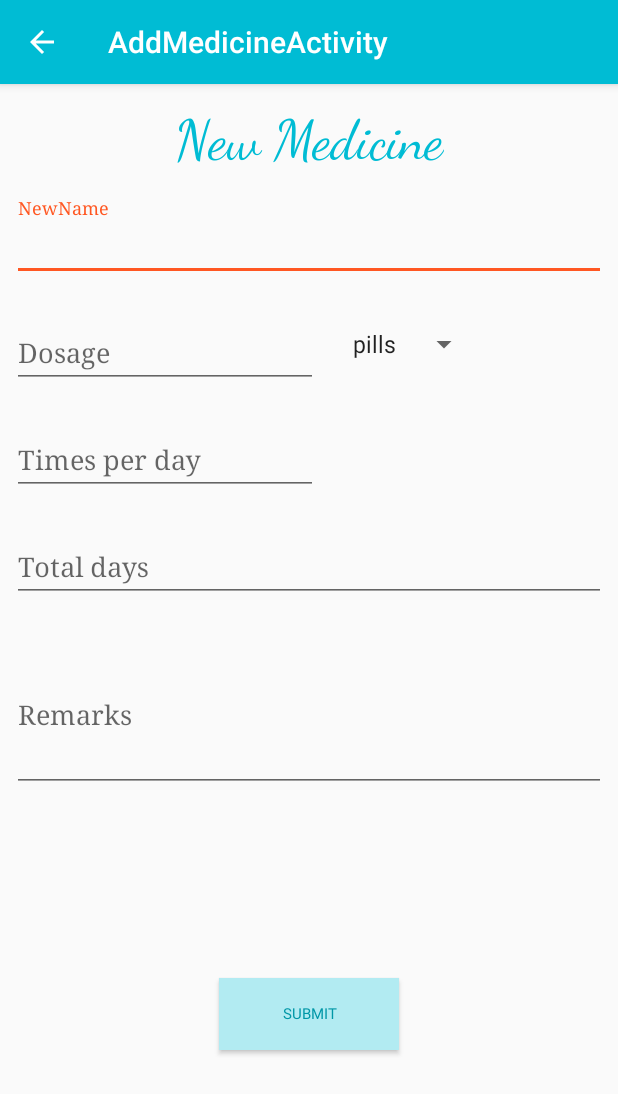
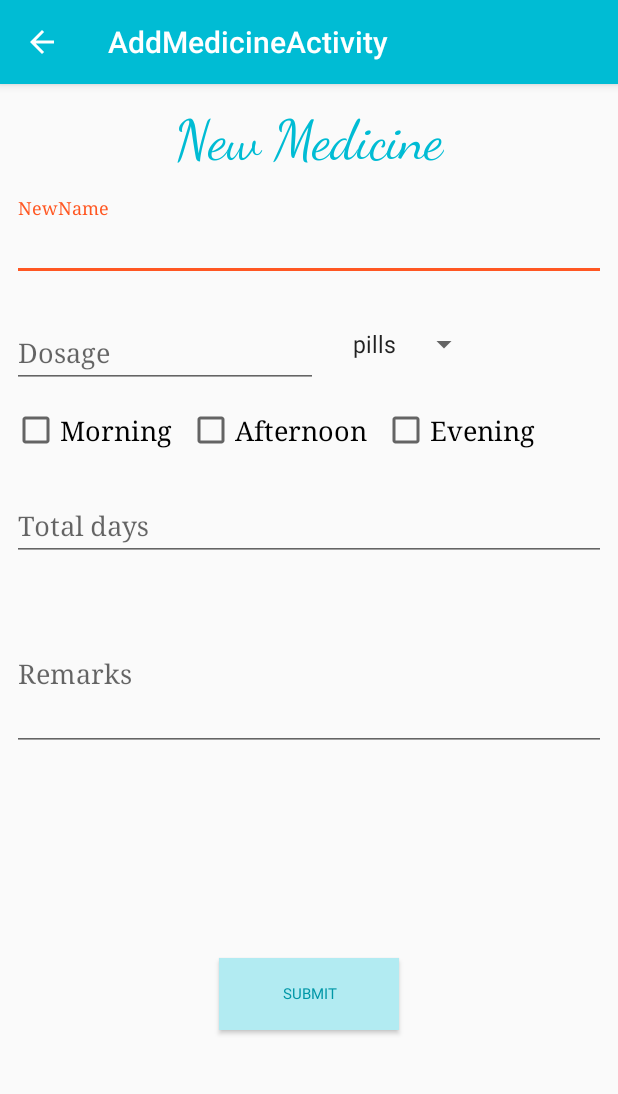
Before and after one commit to JiyunShi/MedicineTracker, an Android app: the screen it shows after launch (AddMedicineActivity), in the side drawer, after a tap on "Add new medicine", on a phone screen of 412 x 824 dp. Shown: the top 1094 px of the screen. Run offline under Robolectric (Android 15) with nearby library versions, the phone set to English and light mode, and no system bars; 3 statements that could not run were skipped.

Commit message:
finish new medicine add, with updating JSON.file

```diff
--- a/app/src/main/AndroidManifest.xml
+++ b/app/src/main/AndroidManifest.xml
@@ -22,6 +22,7 @@
         <activity
             android:name=".ProfileActivity"
             android:label="@string/title_activity_profile"
+            android:launchMode="singleTop"
             android:parentActivityName=".MainActivity"
             android:theme="@style/AppTheme.NoActionBar">
             <meta-data
@@ -50,11 +51,11 @@
             android:name=".NewUserActivity"
             android:label="@string/title_activity_new_user"
             android:theme="@style/AppTheme.NoActionBar"
-            android:parentActivityName=".MainActivity"
+            android:parentActivityName="com.example.niceday.medicinetracker.ProfileActivity"
             >
             <meta-data
                 android:name="android.support.PARENT_ACTIVITY"
-                android:value=".MainActivity" />
+                android:value="com.example.niceday.medicinetracker.ProfileActivity"/>
         </activity>
     </application>
 
--- a/app/src/main/java/com/example/niceday/medicinetracker/AddMedicineActivity.java
+++ b/app/src/main/java/com/example/niceday/medicinetracker/AddMedicineActivity.java
@@ -6,8 +6,27 @@ import android.support.design.widget.Snackbar;
 import android.support.v7.app.AppCompatActivity;
 import android.support.v7.widget.Toolbar;
 import android.view.View;
+import android.widget.CheckBox;
+import android.widget.Spinner;
+import android.widget.TextView;
+import android.widget.Toast;
+
+import com.google.gson.Gson;
+
+import java.util.ArrayList;
+import java.util.Calendar;
+import java.util.List;
+
+import static java.lang.System.currentTimeMillis;
 
 public class AddMedicineActivity extends AppCompatActivity {
+
+    User currentUser;
+    List<Plan> plans = new ArrayList<Plan>();
+    TextView newMedicineName, dosage, totaldays, medicineRemark;
+    Spinner medicineUnits;
+    CheckBox ckboxMorning, ckboxAfternoon, ckboxEvening;
+    List<User> userList = new ArrayList<User>();
 
     @Override
     protected void onCreate(Bundle savedInstanceState) {
@@ -17,7 +36,60 @@ public class AddMedicineActivity extends AppCompatActivity {
         setSupportActionBar(toolbar);
         getSupportActionBar().setDisplayHomeAsUpEnabled(true);
 
+        newMedicineName = (TextView) findViewById(R.id.newMedicineName);
+        dosage = (TextView) findViewById(R.id.dosage);
+        totaldays = (TextView) findViewById(R.id.totaldays);
+        medicineRemark = (TextView) findViewById(R.id.medicineRemark);
+        medicineUnits = (Spinner) findViewById(R.id.medicineUnits);
+        ckboxMorning = (CheckBox) findViewById(R.id.ckboxMorning);
+        ckboxAfternoon = (CheckBox) findViewById(R.id.ckboxAfternoon);
+        ckboxEvening = (CheckBox) findViewById(R.id.ckboxEvening);
+    }
+
+    public void addNewMedicineHandler(View view) {
+
+        String jsonUserObject="";
+        Bundle extras = getIntent().getExtras();
+        if(extras !=null){
+            jsonUserObject = extras.getString("currentUser");
+        }
+        currentUser = new Gson().fromJson(jsonUserObject, User.class);
+
+        plans = currentUser.getPlans();
+
+        //get input
+        Plan newplan = new Plan();
+        String newName = newMedicineName.getText().toString();
+        int newDosage = Integer.parseInt(dosage.getText().toString());
+        int total = Integer.parseInt(totaldays.getText().toString());
+        String remark = medicineRemark.getText().toString();
+        int unit = medicineUnits.getSelectedItemPosition();
+        boolean[] times={false,false,false};
+        if(ckboxMorning.isChecked()) times[0]=true;
+        if(ckboxAfternoon.isChecked()) times[1]=true;
+        if(ckboxEvening.isChecked()) times[2]=true;
+        //plan start time
+        long seconds = currentTimeMillis();
+
+
+        newplan.setPlanStartTime(seconds);
+        newplan.setMedName(newName);
+        newplan.setDosage(newDosage);
+        newplan.setTotal(total);
+        newplan.setRemark(remark);
+        newplan.setUnitindex(unit);
+        newplan.setTimesPerDay(times);
+
+
+
+        plans.add(newplan);
+        currentUser.setPlans(plans);
+        userList.add(currentUser);
+        boolean result = JSONHelper.updateDB(this, userList, currentUser.getName());
+
+        if(result) Toast.makeText(this, "create new Medicine Plan Successfully!!", Toast.LENGTH_LONG).show();
+        else Toast.makeText(this,"create new plan failed", Toast.LENGTH_LONG).show();
+        this.finish();
 
     }
-
 }
--- a/app/src/main/java/com/example/niceday/medicinetracker/MainActivity.java
+++ b/app/src/main/java/com/example/niceday/medicinetracker/MainActivity.java
@@ -13,9 +13,14 @@ import android.support.v7.app.AppCompatActivity;
 import android.support.v7.widget.Toolbar;
 import android.view.Menu;
 import android.view.MenuItem;
+import android.widget.TextView;
+
+import com.google.gson.Gson;
 
 public class MainActivity extends AppCompatActivity
         implements NavigationView.OnNavigationItemSelectedListener {
+    User currentUser;
+    NavigationView navigationView;
 
     @Override
     protected void onCreate(Bundle savedInstanceState) {
@@ -39,10 +44,27 @@ public class MainActivity extends AppCompatActivity
         drawer.setDrawerListener(toggle);
         toggle.syncState();
 
-        NavigationView navigationView = (NavigationView) findViewById(R.id.nav_view);
+        navigationView = (NavigationView) findViewById(R.id.nav_view);
         navigationView.setNavigationItemSelectedListener(this);
     }
+    @Override
+    protected void onResume() {
+        super.onResume();
+        View hView = navigationView.getHeaderView(0);
+        currentUser = JSONHelper.getCurrentUser(this);
+        if(currentUser==null){
+            currentUser = new User();
+            currentUser.setName("Guest User");
+            currentUser.setEmail("Please sign up asap!");
+            currentUser.setAge(0);
+        }
+        TextView mainUserName = hView.findViewById(R.id.userNameMain);
+        TextView emailMain = hView.findViewById(R.id.emailMain);
+        mainUserName.setText(currentUser.getName());
+        emailMain.setText(currentUser.getEmail());
 
+
+    }
     @Override
     public void onBackPressed() {
         DrawerLayout drawer = (DrawerLayout) findViewById(R.id.drawer_layout);
@@ -83,21 +105,23 @@ public class MainActivity extends AppCompatActivity
 
         switch (id) {
             case R.id.nav_profile:
-                Intent intent1 = new Intent(this, ProfileActivity.class);
-                startActivity(intent1);
+                Intent intentProfile = new Intent(this, ProfileActivity.class);
+                intentProfile.putExtra("currentUser", new Gson().toJson(currentUser));
+                startActivity(intentProfile);
 
                 break;
             case R.id.nav_add_newMedicine:
-                Intent intent2 = new Intent(this, AddMedicineActivity.class);
-                startActivity(intent2);
+                Intent intentNewMedicine = new Intent(this, AddMedicineActivity.class);
+                intentNewMedicine.putExtra("currentUser", new Gson().toJson(currentUser));
+                startActivity(intentNewMedicine);
                 break;
             case R.id.nav_report:
-                Intent intent3 = new Intent(this, ReportActivity.class);
-                startActivity(intent3);
+                Intent intentReport = new Intent(this, ReportActivity.class);
+                intentReport.putExtra("currentUser", new Gson().toJson(currentUser));
+                startActivity(intentReport);
                 break;
             case R.id.nav_share:
-                Intent intent4 = new Intent(this, NewUserActivity.class);
-                startActivity(intent4);
+
                 break;
             case R.id.nav_send:
 
@@ -108,4 +132,11 @@ public class MainActivity extends AppCompatActivity
         drawer.closeDrawer(GravityCompat.START);
         return true;
     }
+
+
+
+    public void takeActionHandler(View view) {
+
+
+    }
 }
--- a/app/src/main/java/com/example/niceday/medicinetracker/NewUserActivity.java
+++ b/app/src/main/java/com/example/niceday/medicinetracker/NewUserActivity.java
@@ -1,5 +1,6 @@
 package com.example.niceday.medicinetracker;
 
+import android.content.Intent;
 import android.os.Bundle;
 import android.support.design.widget.FloatingActionButton;
 import android.support.design.widget.Snackbar;
@@ -60,6 +61,11 @@ public class NewUserActivity extends AppCompatActivity {
         if(result) Toast.makeText(this, "create New User Successfully!!", Toast.LENGTH_LONG).show();
         else Toast.makeText(this,"create New User failed", Toast.LENGTH_LONG).show();
 
+        Intent backtoHome = new Intent(this, MainActivity.class);
+        backtoHome.setFlags(Intent.FLAG_ACTIVITY_CLEAR_TOP);
+        startActivity(backtoHome);
+        this.finish();;
+
 
     }
 }
--- a/app/src/main/res/layout/content_add_medicine.xml
+++ b/app/src/main/res/layout/content_add_medicine.xml
@@ -9,7 +9,7 @@
     tools:showIn="@layout/activity_add_medicine">
 
     <TextView
-        android:id="@+id/textView15"
+        android:id="@+id/txtNewMedicineTitle"
         android:layout_width="wrap_content"
         android:layout_height="wrap_content"
         android:layout_marginTop="16dp"
@@ -29,7 +29,7 @@
         android:layout_marginTop="16dp"
         app:layout_constraintLeft_toLeftOf="parent"
         app:layout_constraintRight_toRightOf="parent"
-        app:layout_constraintTop_toBottomOf="@+id/textView15"
+        app:layout_constraintTop_toBottomOf="@+id/txtNewMedicineTitle"
         android:layout_marginStart="8dp"
         android:layout_marginEnd="8dp"
         android:id="@+id/textInputLayout1">
@@ -76,44 +76,57 @@
         tools:layout_editor_absoluteX="192dp" />
 
     <Spinner
-        android:id="@+id/spinner"
+        android:id="@+id/medicineUnits"
         android:layout_width="wrap_content"
         android:layout_height="wrap_content"
+        android:layout_marginStart="7dp"
         android:layout_marginTop="30dp"
         android:entries="@array/units"
-        app:layout_constraintTop_toBottomOf="@+id/textInputLayout1"
-        android:layout_marginStart="7dp"
-        app:layout_constraintLeft_toLeftOf="@+id/guideline" />
+        app:layout_constraintLeft_toLeftOf="@+id/guideline"
+        app:layout_constraintTop_toBottomOf="@+id/textInputLayout1" />
 
+    <CheckBox
+        android:id="@+id/ckboxMorning"
+        android:layout_width="0dp"
+        android:layout_height="wrap_content"
+        android:layout_marginTop="12dp"
+        android:fontFamily="serif"
+        android:text="@string/morning"
+        android:textSize="18sp"
+        app:layout_constraintTop_toBottomOf="@+id/textInputLayout2"
+        android:layout_marginStart="8dp"
+        app:layout_constraintLeft_toLeftOf="parent" />
+
+    <CheckBox
+        android:id="@+id/ckboxAfternoon"
+        android:layout_width="0dp"
+        android:layout_height="wrap_content"
+        android:layout_marginTop="12dp"
+        android:fontFamily="serif"
+        android:text="@string/afternoon"
+        android:textSize="18sp"
+        app:layout_constraintTop_toBottomOf="@+id/textInputLayout2"
+        app:layout_constraintLeft_toRightOf="@+id/ckboxMorning"
+        android:layout_marginStart="10dp" />
+
+    <CheckBox
+        android:id="@+id/ckboxEvening"
+        android:layout_width="0dp"
+        android:layout_height="wrap_content"
+        android:layout_marginTop="12dp"
+        android:fontFamily="serif"
+        android:text="@string/evening"
+        android:textSize="18sp"
+        app:layout_constraintTop_toBottomOf="@+id/textInputLayout2"
+        app:layout_constraintLeft_toRightOf="@+id/ckboxAfternoon"
+        android:layout_marginStart="10dp" />
 
     <android.support.design.widget.TextInputLayout
         android:layout_width="0dp"
         android:layout_height="wrap_content"
         android:layout_marginTop="16dp"
         app:layout_constraintLeft_toLeftOf="parent"
-        app:layout_constraintTop_toBottomOf="@+id/textInputLayout2"
-        android:layout_marginStart="8dp"
-        android:layout_marginEnd="8dp"
-        android:id="@+id/textInputLayout3"
-        app:layout_constraintRight_toLeftOf="@+id/guideline">
-
-        <android.support.design.widget.TextInputEditText
-            android:id="@+id/times"
-            android:layout_width="match_parent"
-            android:layout_height="wrap_content"
-            android:fontFamily="serif"
-            android:hint="@string/times_per_day"
-            android:inputType="numberSigned"
-            android:textColor="@color/primaryLight" />
-    </android.support.design.widget.TextInputLayout>
-
-
-    <android.support.design.widget.TextInputLayout
-        android:layout_width="0dp"
-        android:layout_height="wrap_content"
-        android:layout_marginTop="16dp"
-        app:layout_constraintLeft_toLeftOf="parent"
-        app:layout_constraintTop_toBottomOf="@+id/textInputLayout3"
+        app:layout_constraintTop_toBottomOf="@+id/ckboxMorning"
         android:layout_marginStart="8dp"
         android:layout_marginEnd="8dp"
         android:id="@+id/textInputLayout4"
@@ -159,10 +172,15 @@
         android:layout_marginRight="8dp"
         android:layout_marginTop="8dp"
         android:text="@string/btnsubmit"
+        android:onClick="addNewMedicineHandler"
         app:layout_constraintBottom_toBottomOf="parent"
         app:layout_constraintLeft_toLeftOf="parent"
         app:layout_constraintRight_toRightOf="parent"
-        app:layout_constraintTop_toBottomOf="@+id/textInputLayout5" />
+        app:layout_constraintTop_toBottomOf="@+id/textInputLayout5"
+        android:layout_marginStart="8dp"
+        android:layout_marginEnd="8dp" />
+
+
 
 
 </android.support.constraint.ConstraintLayout>
--- a/app/src/main/res/layout/content_main.xml
+++ b/app/src/main/res/layout/content_main.xml
@@ -23,7 +23,7 @@
         android:textAlignment="center"
         android:textColor="@color/colorPrimaryDark"
         app:layout_constraintRight_toRightOf="parent"
-        app:layout_constraintTop_toBottomOf="@+id/button" />
+        app:layout_constraintTop_toBottomOf="@+id/btnAction" />
 
     <TextView
         android:id="@+id/textView7"
@@ -97,13 +97,14 @@
         app:layout_constraintTop_toBottomOf="@+id/textView4" />
 
     <Button
-        android:id="@+id/button"
+        android:id="@+id/btnAction"
         style="@style/Widget.AppCompat.Button.Colored"
         android:layout_width="76dp"
         android:layout_height="75dp"
         android:layout_marginEnd="30dp"
         android:layout_marginRight="30dp"
         android:layout_marginTop="25dp"
+        android:onClick="takeActionHandler"
         android:background="@color/primaryLight"
         android:fontFamily="sans-serif-condensed"
         android:text="@string/take_action"
--- a/app/src/main/res/layout/nav_header_main.xml
+++ b/app/src/main/res/layout/nav_header_main.xml
@@ -22,7 +22,7 @@
         tools:ignore="ContentDescription" />
 
     <TextView
-        android:id="@+id/textView2"
+        android:id="@+id/userNameMain"
         android:layout_width="match_parent"
         android:layout_height="wrap_content"
         android:paddingTop="@dimen/nav_header_vertical_spacing"
@@ -30,7 +30,7 @@
         android:textAppearance="@style/TextAppearance.AppCompat.Body2" />
 
     <TextView
-        android:id="@+id/textView"
+        android:id="@+id/emailMain"
         android:layout_width="wrap_content"
         android:layout_height="wrap_content"
         android:text="@string/nav_email_address" />
--- a/app/src/main/res/values/strings.xml
+++ b/app/src/main/res/values/strings.xml
@@ -45,4 +45,13 @@
     <string name="user_name">Name:</string>
     <string name="switch_user">Switch User</string>
     <string name="user_image_photo">UserPhoto</string>
+    <string name="new_user">New User</string>
+    <string name="password">Password</string>
+    <string name="male">male</string>
+    <string name="email_address">Email Address</string>
+    <string name="sign_up">Sign up</string>
+    <string name="female">female</string>
+    <string name="morning">Morning</string>
+    <string name="evening">Evening</string>
+    <string name="afternoon">Afternoon</string>
 </resources>
```
Also changed, not shown: app/src/main/java/com/example/niceday/medicinetracker/JSONHelper.java (+9 -0 lines), app/src/main/java/com/example/niceday/medicinetracker/Plan.java (+56 -1 lines), app/src/main/java/com/example/niceday/medicinetracker/ProfileActivity.java (+13 -7 lines), app/src/main/java/com/example/niceday/medicinetracker/User.java (+9 -0 lines), app/src/main/res/layout/content_new_user.xml (+10 -10 lines).
